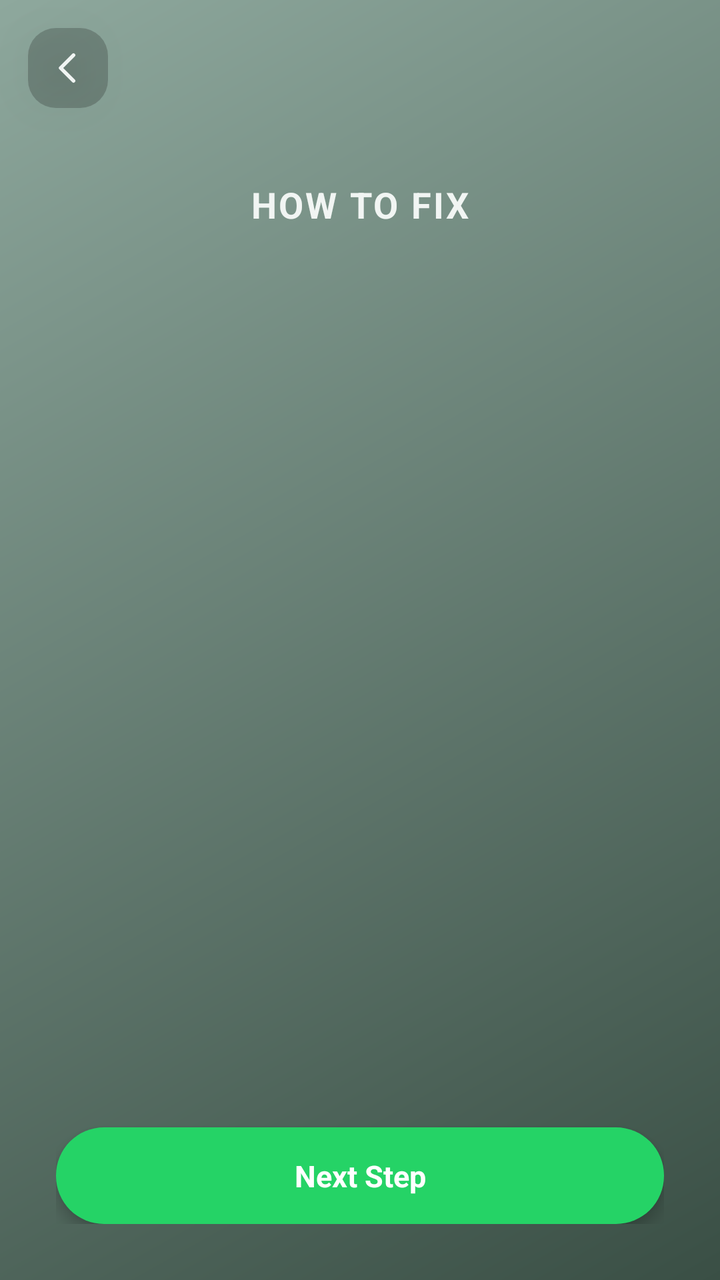
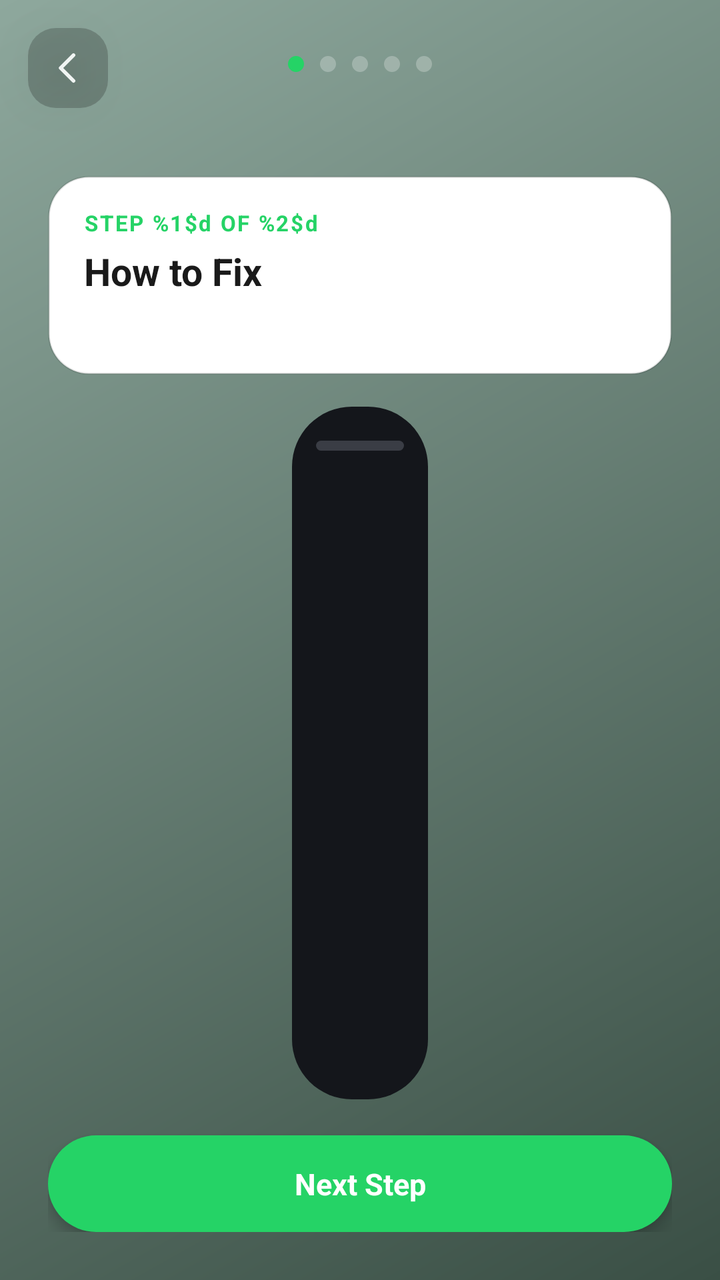

The first picture is an Android layout as it rendered before a commit; the second is the same layout after the commit. The layout source and the unified diff follow.
<!-- AndroidManifest.xml: application theme Theme.Goat -->
<!-- res/layout/activity_unlocked_content.xml -->
<?xml version="1.0" encoding="utf-8"?>
<FrameLayout xmlns:android="http://schemas.android.com/apk/res/android"
    android:layout_width="match_parent"
    android:layout_height="match_parent"
    android:background="@drawable/bg_home_gradient">

    <LinearLayout
        android:layout_width="match_parent"
        android:layout_height="match_parent"
        android:orientation="vertical"
        android:paddingTop="90dp"
        android:paddingBottom="28dp"
        android:paddingStart="28dp"
        android:paddingEnd="28dp">

        <TextView
            android:id="@+id/tvStepTitle"
            android:layout_width="match_parent"
            android:layout_height="wrap_content"
            android:gravity="center"
            android:text="@string/how_to_fix_title"
            android:textColor="@color/home_button_text"
            android:textSize="18sp"
            android:textStyle="bold"
            android:textAllCaps="true"
            android:fontFamily="sans-serif"
            android:letterSpacing="0.06" />

        <FrameLayout
            android:id="@+id/imageContainer"
            android:layout_width="match_parent"
            android:layout_height="0dp"
            android:layout_weight="1"
            android:layout_marginTop="18dp"
            android:layout_marginBottom="18dp">

            <ImageView
                android:id="@+id/ivStepImage"
                android:layout_width="match_parent"
                android:layout_height="match_parent"
                android:scaleType="fitCenter"
                android:contentDescription="@null" />

            <LinearLayout
                android:id="@+id/compareContainer"
                android:layout_width="match_parent"
                android:layout_height="match_parent"
                android:orientation="horizontal"
                android:visibility="gone">

                <LinearLayout
                    android:layout_width="0dp"
                    android:layout_height="match_parent"
                    android:layout_weight="1"
                    android:orientation="vertical"
                    android:gravity="top"
                    android:paddingEnd="6dp">

                    <TextView
                        android:id="@+id/tvSafeLabel"
                        android:layout_width="wrap_content"
                        android:layout_height="wrap_content"
                        android:layout_gravity="center_horizontal"
                        android:gravity="center"
                        android:background="@drawable/bg_label_capsule"
                        android:text="@string/label_safe"
                        android:textColor="@color/label_safe_color"
                        android:textStyle="bold"
                        android:textAllCaps="true"
                        android:textSize="12sp"
                        android:letterSpacing="0.05"
                        android:paddingStart="16dp"
                        android:paddingEnd="16dp"
                        android:paddingTop="5dp"
                        android:paddingBottom="5dp"
                        android:layout_marginBottom="4dp" />

                    <ImageView
                        android:id="@+id/ivSafeImage"
                        android:layout_width="match_parent"
                        android:layout_height="wrap_content"
                        android:adjustViewBounds="true"
                        android:scaleType="fitCenter"
                        android:contentDescription="@null" />

                </LinearLayout>

                <LinearLayout
                    android:layout_width="0dp"
                    android:layout_height="match_parent"
                    android:layout_weight="1"
                    android:orientation="vertical"
                    android:gravity="top"
                    android:paddingStart="6dp">

                    <TextView
                        android:id="@+id/tvRiskLabel"
                        android:layout_width="wrap_content"
                        android:layout_height="wrap_content"
                        android:layout_gravity="center_horizontal"
                        android:gravity="center"
                        android:background="@drawable/bg_label_capsule"
                        android:text="@string/label_risk"
                        android:textColor="@color/label_risk_color"
                        android:textStyle="bold"
                        android:textAllCaps="true"
                        android:textSize="12sp"
                        android:letterSpacing="0.05"
                        android:paddingStart="16dp"
                        android:paddingEnd="16dp"
                        android:paddingTop="5dp"
                        android:paddingBottom="5dp"
                        android:layout_marginBottom="4dp" />

                    <ImageView
                        android:id="@+id/ivRiskImage"
                        android:layout_width="match_parent"
                        android:layout_height="wrap_content"
                        android:adjustViewBounds="true"
                        android:scaleType="fitCenter"
                        android:contentDescription="@null" />

                </LinearLayout>

            </LinearLayout>

        </FrameLayout>

        <TextView
            android:id="@+id/tvCompletedLabel"
            android:layout_width="match_parent"
            android:layout_height="wrap_content"
            android:layout_marginBottom="14dp"
            android:gravity="center"
            android:text="@string/completed_label"
            android:textColor="@color/label_safe_color"
            android:textStyle="bold"
            android:textSize="16sp"
            android:visibility="gone" />

        <TextView
            android:id="@+id/btnPrimaryAction"
            android:layout_width="match_parent"
            android:layout_height="wrap_content"
            android:background="@drawable/bg_primary_action_button"
            android:text="@string/btn_next_step"
            android:textColor="@color/text_on_primary"
            android:textSize="15sp"
            android:textStyle="bold"
            android:textAllCaps="false"
            android:gravity="center"
            android:paddingTop="14dp"
            android:paddingBottom="14dp"
            android:clickable="true"
            android:focusable="true"
            android:elevation="4dp" />

    </LinearLayout>

    <ImageView
        android:id="@+id/btnBack"
        android:layout_width="40dp"
        android:layout_height="40dp"
        android:layout_gravity="top|start"
        android:layout_marginStart="14dp"
        android:layout_marginTop="14dp"
        android:padding="9dp"
        android:background="@drawable/bg_fix_issue_button"
        android:src="@drawable/ic_back_arrow"
        android:contentDescription="@null"
        android:clickable="true"
        android:focusable="true"
        android:elevation="12dp" />

</FrameLayout>
<!-- resources referenced by this layout -->
<resources>
  <color name="home_button_text">#F1F5F3</color>
  <color name="label_risk_color">#FF5C5C</color>
  <color name="label_safe_color">#25D366</color>
  <color name="text_on_primary">#FFFFFF</color>
  <!-- drawable bg_fix_issue_button (drawable) -->
  <shape xmlns:android="http://schemas.android.com/apk/res/android"
      android:shape="rectangle">
      <solid android:color="@color/fix_issue_bg" />
      <corners android:radius="14dp" />
  </shape>
  <!-- drawable bg_label_capsule (drawable) -->
  <shape xmlns:android="http://schemas.android.com/apk/res/android"
      android:shape="rectangle">
      <solid android:color="#FFFFFF" />
      <corners android:radius="20dp" />
  </shape>
  <!-- drawable bg_primary_action_button (drawable) -->
  <shape xmlns:android="http://schemas.android.com/apk/res/android"
      android:shape="rectangle">
      <solid android:color="@color/whatsapp_icon_bg" />
      <corners android:radius="24dp" />
  </shape>
  <string name="btn_next_step">Next Step</string>
  <string name="completed_label">Completed ✅</string>
  <string name="how_to_fix_title">How to Fix</string>
  <string name="label_risk">⚠️ Hacked account</string>
  <string name="label_safe">✅ Safe account</string>
  <color name="fix_issue_bg">#33000000</color>
  <color name="home_bg_gradient_start">#8EA89D</color>
  <color name="home_bg_gradient_end">#3A4F45</color>
  <color name="whatsapp_icon_bg">#25D366</color>
  <color name="brand_primary">#2A5CD8</color>
  <color name="brand_primary_dark">#1B3FA6</color>
  <color name="brand_accent">#2A5CD8</color>
  <color name="bg_screen">#F4F6FA</color>
  <color name="text_primary">#171B26</color>
  <!-- unchanged entries left out for length: 3 -->
</resources>

<!-- the commit's change to res/layout/activity_unlocked_content.xml (unified diff, before → after) -->
@@ -8,38 +8,89 @@
         android:layout_width="match_parent"
         android:layout_height="match_parent"
         android:orientation="vertical"
-        android:paddingTop="90dp"
-        android:paddingBottom="28dp"
-        android:paddingStart="28dp"
-        android:paddingEnd="28dp">
-
-        <TextView
-            android:id="@+id/tvStepTitle"
+        android:paddingTop="88dp"
+        android:paddingBottom="24dp"
+        android:paddingStart="24dp"
+        android:paddingEnd="24dp">
+
+        
+        <LinearLayout
             android:layout_width="match_parent"
             android:layout_height="wrap_content"
-            android:gravity="center"
-            android:text="@string/how_to_fix_title"
-            android:textColor="@color/home_button_text"
-            android:textSize="18sp"
-            android:textStyle="bold"
-            android:textAllCaps="true"
-            android:fontFamily="sans-serif"
-            android:letterSpacing="0.06" />
-
+            android:orientation="vertical"
+            android:background="@drawable/bg_whatsapp_guide_card"
+            android:paddingStart="18dp"
+            android:paddingEnd="18dp"
+            android:paddingTop="16dp"
+            android:paddingBottom="16dp">
+
+            <TextView
+                android:id="@+id/tvStepEyebrow"
+                android:layout_width="match_parent"
+                android:layout_height="wrap_content"
+                android:text="@string/guide_step_of_format"
+                android:textColor="@color/guide_step_eyebrow"
+                android:textSize="11sp"
+                android:textStyle="bold"
+                android:letterSpacing="0.08"
+                android:fontFamily="sans-serif" />
+
+            <TextView
+                android:id="@+id/tvStepTitle"
+                android:layout_width="match_parent"
+                android:layout_height="wrap_content"
+                android:layout_marginTop="4dp"
+                android:text="@string/how_to_fix_title"
+                android:textColor="@color/guide_card_title_text"
+                android:textSize="19sp"
+                android:textStyle="bold"
+                android:fontFamily="sans-serif" />
+
+            <TextView
+                android:id="@+id/tvStepBody"
+                android:layout_width="match_parent"
+                android:layout_height="wrap_content"
+                android:layout_marginTop="4dp"
+                android:textColor="@color/guide_card_subtitle_text"
+                android:textSize="14sp"
+                android:lineSpacingMultiplier="1.15"
+                android:fontFamily="sans-serif" />
+
+        </LinearLayout>
+
+        
         <FrameLayout
             android:id="@+id/imageContainer"
             android:layout_width="match_parent"
             android:layout_height="0dp"
             android:layout_weight="1"
-            android:layout_marginTop="18dp"
+            android:layout_marginTop="16dp"
             android:layout_marginBottom="18dp">
 
-            <ImageView
-                android:id="@+id/ivStepImage"
-                android:layout_width="match_parent"
+            <FrameLayout
+                android:id="@+id/singleMockupFrame"
+                android:layout_width="wrap_content"
                 android:layout_height="match_parent"
-                android:scaleType="fitCenter"
-                android:contentDescription="@null" />
+                android:layout_gravity="center"
+                android:background="@drawable/bg_phone_mockup_frame"
+                android:padding="12dp">
+
+                <ImageView
+                    android:id="@+id/ivStepImage"
+                    android:layout_width="match_parent"
+                    android:layout_height="match_parent"
+                    android:adjustViewBounds="true"
+                    android:scaleType="fitCenter"
+                    android:contentDescription="@null" />
+
+                <View
+                    android:layout_width="44dp"
+                    android:layout_height="5dp"
+                    android:layout_gravity="top|center_horizontal"
+                    android:layout_marginTop="5dp"
+                    android:background="@drawable/bg_phone_notch" />
+
+            </FrameLayout>
 
             <LinearLayout
                 android:id="@+id/compareContainer"
@@ -53,35 +104,49 @@
                     android:layout_height="match_parent"
                     android:layout_weight="1"
                     android:orientation="vertical"
-                    android:gravity="top"
-                    android:paddingEnd="6dp">
+                    android:gravity="center_horizontal|top"
+                    android:paddingEnd="7dp">
 
                     <TextView
                         android:id="@+id/tvSafeLabel"
                         android:layout_width="wrap_content"
                         android:layout_height="wrap_content"
-                        android:layout_gravity="center_horizontal"
                         android:gravity="center"
                         android:background="@drawable/bg_label_capsule"
                         android:text="@string/label_safe"
                         android:textColor="@color/label_safe_color"
                         android:textStyle="bold"
-                        android:textAllCaps="true"
-                        android:textSize="12sp"
-                        android:letterSpacing="0.05"
-                        android:paddingStart="16dp"
-                        android:paddingEnd="16dp"
-                        android:paddingTop="5dp"
-                        android:paddingBottom="5dp"
-                        android:layout_marginBottom="4dp" />
-
-                    <ImageView
-                        android:id="@+id/ivSafeImage"
+                        android:textSize="11sp"
+                        android:letterSpacing="0.02"
+                        android:paddingStart="12dp"
+                        android:paddingEnd="12dp"
+                        android:paddingTop="6dp"
+                        android:paddingBottom="6dp"
+                        android:layout_marginBottom="8dp" />
+
+                    <FrameLayout
                         android:layout_width="match_parent"
-                        android:layout_height="wrap_content"
-                        android:adjustViewBounds="true"
-                        android:scaleType="fitCenter"
-                        android:contentDescription="@null" />
+                        android:layout_height="0dp"
+                        android:layout_weight="1"
+                        android:background="@drawable/bg_phone_mockup_frame_small"
+                        android:padding="8dp">
+
+                        <ImageView
+                            android:id="@+id/ivSafeImage"
+                            android:layout_width="match_parent"
+                            android:layout_height="match_parent"
+                            android:adjustViewBounds="true"
+                            android:scaleType="fitCenter"
+                            android:contentDescription="@null" />
+
+                        <View
+                            android:layout_width="30dp"
+                            android:layout_height="4dp"
+                            android:layout_gravity="top|center_horizontal"
+                            android:layout_marginTop="3dp"
+                            android:background="@drawable/bg_phone_notch" />
+
+                    </FrameLayout>
 
                 </LinearLayout>
 
@@ -90,35 +155,49 @@
                     android:layout_height="match_parent"
                     android:layout_weight="1"
                     android:orientation="vertical"
-                    android:gravity="top"
-                    android:paddingStart="6dp">
+                    android:gravity="center_horizontal|top"
+                    android:paddingStart="7dp">
 
                     <TextView
                         android:id="@+id/tvRiskLabel"
                         android:layout_width="wrap_content"
                         android:layout_height="wrap_content"
-                        android:layout_gravity="center_horizontal"
                         android:gravity="center"
                         android:background="@drawable/bg_label_capsule"
                         android:text="@string/label_risk"
                         android:textColor="@color/label_risk_color"
                         android:textStyle="bold"
-                        android:textAllCaps="true"
-                        android:textSize="12sp"
-                        android:letterSpacing="0.05"
-                        android:paddingStart="16dp"
-                        android:paddingEnd="16dp"
-                        android:paddingTop="5dp"
-                        android:paddingBottom="5dp"
-                        android:layout_marginBottom="4dp" />
-
-                    <ImageView
-                        android:id="@+id/ivRiskImage"
+                        android:textSize="11sp"
+                        android:letterSpacing="0.02"
+                        android:paddingStart="12dp"
+                        android:paddingEnd="12dp"
+                        android:paddingTop="6dp"
+                        android:paddingBottom="6dp"
+                        android:layout_marginBottom="8dp" />
+
+                    <FrameLayout
                         android:layout_width="match_parent"
-                        android:layout_height="wrap_content"
-                        android:adjustViewBounds="true"
-                        android:scaleType="fitCenter"
-                        android:contentDescription="@null" />
+                        android:layout_height="0dp"
+                        android:layout_weight="1"
+                        android:background="@drawable/bg_phone_mockup_frame_small"
+                        android:padding="8dp">
+
+                        <ImageView
+                            android:id="@+id/ivRiskImage"
+                            android:layout_width="match_parent"
+                            android:layout_height="match_parent"
+                            android:adjustViewBounds="true"
+                            android:scaleType="fitCenter"
+                            android:contentDescription="@null" />
+
+                        <View
+                            android:layout_width="30dp"
+                            android:layout_height="4dp"
+                            android:layout_gravity="top|center_horizontal"
+                            android:layout_marginTop="3dp"
+                            android:background="@drawable/bg_phone_notch" />
+
+                    </FrameLayout>
 
                 </LinearLayout>
 
@@ -172,4 +251,56 @@
         android:focusable="true"
         android:elevation="12dp" />
 
+    
+    <LinearLayout
+        android:id="@+id/progressDots"
+        android:layout_width="wrap_content"
+        android:layout_height="wrap_content"
+        android:layout_gravity="top|center_horizontal"
+        android:layout_marginTop="28dp"
+        android:orientation="horizontal"
+        android:elevation="12dp">
+
+        <View
+            android:id="@+id/dot0"
+            android:layout_width="8dp"
+            android:layout_height="8dp"
+            android:layout_marginStart="4dp"
+            android:layout_marginEnd="4dp"
+            android:background="@drawable/bg_progress_dot_active" />
+
+        <View
+            android:id="@+id/dot1"
+            android:layout_width="8dp"
+            android:layout_height="8dp"
+            android:layout_marginStart="4dp"
+            android:layout_marginEnd="4dp"
+            android:background="@drawable/bg_progress_dot_inactive" />
+
+        <View
+            android:id="@+id/dot2"
+            android:layout_width="8dp"
+            android:layout_height="8dp"
+            android:layout_marginStart="4dp"
+            android:layout_marginEnd="4dp"
+            android:background="@drawable/bg_progress_dot_inactive" />
+
+        <View
+            android:id="@+id/dot3"
+            android:layout_width="8dp"
+            android:layout_height="8dp"
+            android:layout_marginStart="4dp"
+            android:layout_marginEnd="4dp"
+            android:background="@drawable/bg_progress_dot_inactive" />
+
+        <View
+            android:id="@+id/dot4"
+            android:layout_width="8dp"
+            android:layout_height="8dp"
+            android:layout_marginStart="4dp"
+            android:layout_marginEnd="4dp"
+            android:background="@drawable/bg_progress_dot_inactive" />
+
+    </LinearLayout>
+
 </FrameLayout>
<!-- resource entries referenced after the edit -->
@@ -1,5 +1,8 @@
 <!-- resources referenced by this layout -->
 <resources>
+  <color name="guide_card_subtitle_text">#8A8A8E</color>
+  <color name="guide_card_title_text">#1A1A1A</color>
+  <color name="guide_step_eyebrow">#25D366</color>
   <color name="home_button_text">#F1F5F3</color>
   <color name="label_risk_color">#FF5C5C</color>
   <color name="label_safe_color">#25D366</color>
@@ -16,21 +19,71 @@
       <solid android:color="#FFFFFF" />
       <corners android:radius="20dp" />
   </shape>
+  <!-- drawable bg_phone_mockup_frame (drawable) -->
+  <?xml version="1.0" encoding="utf-8"?>
+  <shape xmlns:android="http://schemas.android.com/apk/res/android"
+      android:shape="rectangle">
+      <solid android:color="@color/phone_frame_bezel" />
+      <corners android:radius="30dp" />
+  </shape>
+  <!-- drawable bg_phone_mockup_frame_small (drawable) -->
+  <?xml version="1.0" encoding="utf-8"?>
+  <shape xmlns:android="http://schemas.android.com/apk/res/android"
+      android:shape="rectangle">
+      <solid android:color="@color/phone_frame_bezel" />
+      <corners android:radius="20dp" />
+  </shape>
+  <!-- drawable bg_phone_notch (drawable) -->
+  <?xml version="1.0" encoding="utf-8"?>
+  <shape xmlns:android="http://schemas.android.com/apk/res/android"
+      android:shape="rectangle">
+      <solid android:color="@color/phone_frame_notch" />
+      <corners android:radius="6dp" />
+  </shape>
   <!-- drawable bg_primary_action_button (drawable) -->
   <shape xmlns:android="http://schemas.android.com/apk/res/android"
       android:shape="rectangle">
       <solid android:color="@color/whatsapp_icon_bg" />
       <corners android:radius="24dp" />
   </shape>
+  <!-- drawable bg_progress_dot_active (drawable) -->
+  <?xml version="1.0" encoding="utf-8"?>
+  <shape xmlns:android="http://schemas.android.com/apk/res/android"
+      android:shape="oval">
+      <solid android:color="@color/progress_dot_active" />
+  </shape>
+  <!-- drawable bg_progress_dot_inactive (drawable) -->
+  <?xml version="1.0" encoding="utf-8"?>
+  <shape xmlns:android="http://schemas.android.com/apk/res/android"
+      android:shape="oval">
+      <solid android:color="@color/progress_dot_inactive" />
+  </shape>
+  <!-- drawable bg_whatsapp_guide_card (drawable) -->
+  <?xml version="1.0" encoding="utf-8"?>
+  <shape xmlns:android="http://schemas.android.com/apk/res/android"
+      android:shape="rectangle">
+      <solid android:color="@color/guide_card_bg" />
+      <stroke
+          android:width="1dp"
+          android:color="@color/guide_card_stroke" />
+      <corners android:radius="20dp" />
+  </shape>
   <string name="btn_next_step">Next Step</string>
   <string name="completed_label">Completed ✅</string>
+  <string name="guide_step_of_format">STEP %1$d OF %2$d</string>
   <string name="how_to_fix_title">How to Fix</string>
   <string name="label_risk">⚠️ Hacked account</string>
   <string name="label_safe">✅ Safe account</string>
   <color name="fix_issue_bg">#33000000</color>
   <color name="home_bg_gradient_start">#8EA89D</color>
   <color name="home_bg_gradient_end">#3A4F45</color>
+  <color name="phone_frame_bezel">#14161B</color>
+  <color name="phone_frame_notch">#3A3D45</color>
   <color name="whatsapp_icon_bg">#25D366</color>
+  <color name="progress_dot_active">#25D366</color>
+  <color name="progress_dot_inactive">#40FFFFFF</color>
+  <color name="guide_card_bg">#FFFFFF</color>
+  <color name="guide_card_stroke">#1A000000</color>
   <color name="brand_primary">#2A5CD8</color>
   <color name="brand_primary_dark">#1B3FA6</color>
   <color name="brand_accent">#2A5CD8</color>
